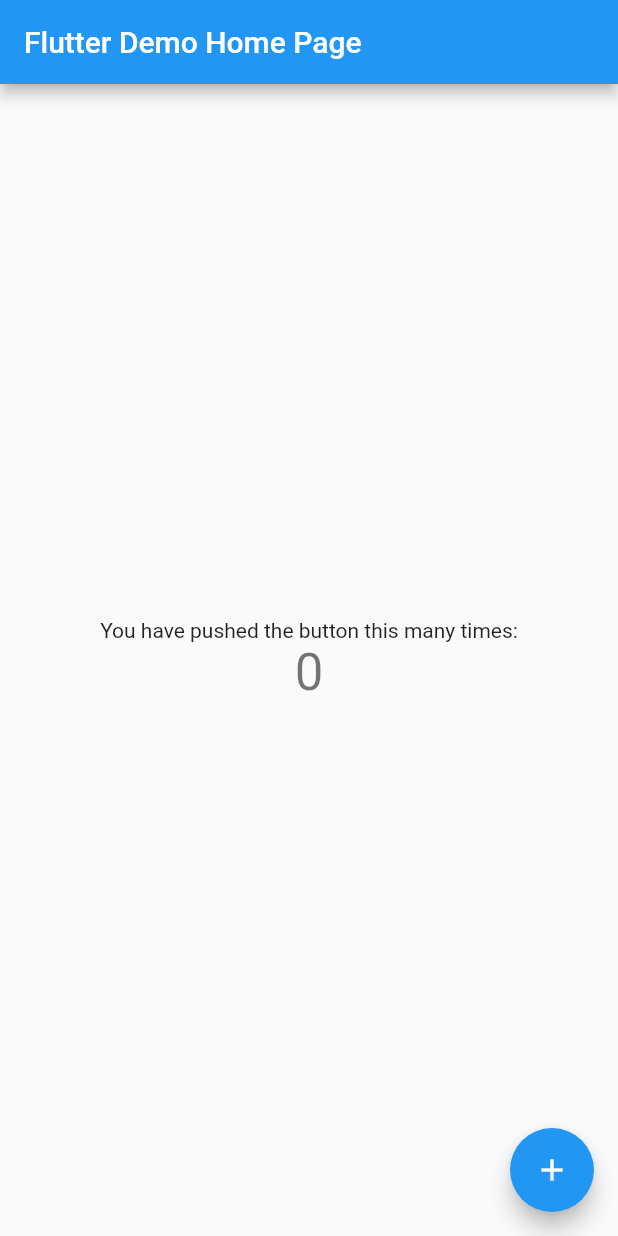
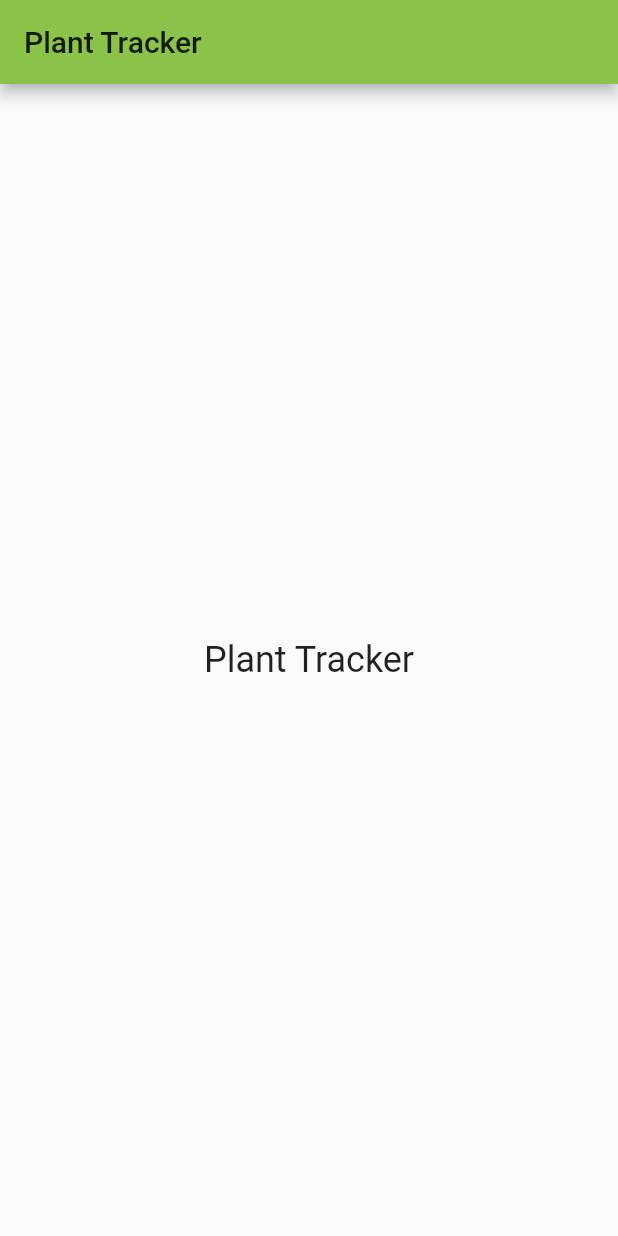
Before and after one commit to c-gasiciel/plant-tracker, a Flutter app: the screen it shows after launch, on a phone screen of 412 x 824 dp. Run offline on Flutter 3.47's test engine with Material 2 defaults, Android fonts, the light colour scheme and no system bars.

Commit message:
Refactored code for reusability

```diff
--- /dev/null
+++ b/lib/app.dart
@@ -0,0 +1,17 @@
+import 'package:flutter/material.dart';
+import 'main_screen.dart';
+
+class App extends StatelessWidget {
+  final String title;
+
+  const App ({Key key, this.title}) : super(key: key);
+
+  @override
+  Widget build(BuildContext context){
+    return MaterialApp(
+      title: title,
+      theme: ThemeData(primarySwatch: Colors.lightGreen),
+      home: MainScreen(title: title),
+    );
+  }
+}
--- a/lib/main.dart
+++ b/lib/main.dart
@@ -1,113 +1,6 @@
 import 'package:flutter/material.dart';
+import 'app.dart';
 
-void main() {
-  runApp(MyApp());
-}
+const String title = 'Plant Tracker';
 
-class MyApp extends StatelessWidget {
-  // This widget is the root of your application.
-  @override
-  Widget build(BuildContext context) {
-    return MaterialApp(
-      title: 'Flutter Demo',
-      theme: ThemeData(
-        // This is the theme of your application.
-        //
-        // Try running your application with "flutter run". You'll see the
-        // application has a blue toolbar. Then, without quitting the app, try
-        // changing the primarySwatch below to Colors.green and then invoke
-        // "hot reload" (press "r" in the console where you ran "flutter run",
-        // or simply save your changes to "hot reload" in a Flutter IDE).
-        // Notice that the counter didn't reset back to zero; the application
-        // is not restarted.
-        primarySwatch: Colors.blue,
-      ),
-      home: MyHomePage(title: 'Flutter Demo Home Page'),
-    );
-  }
-}
-
-class MyHomePage extends StatefulWidget {
-  MyHomePage({Key key, this.title}) : super(key: key);
-
-  // This widget is the home page of your application. It is stateful, meaning
-  // that it has a State object (defined below) that contains fields that affect
-  // how it looks.
-
-  // This class is the configuration for the state. It holds the values (in this
-  // case the title) provided by the parent (in this case the App widget) and
-  // used by the build method of the State. Fields in a Widget subclass are
-  // always marked "final".
-
-  final String title;
-
-  @override
-  _MyHomePageState createState() => _MyHomePageState();
-}
-
-class _MyHomePageState extends State<MyHomePage> {
-  int _counter = 0;
-
-  void _incrementCounter() {
-    setState(() {
-      // This call to setState tells the Flutter framework that something has
-      // changed in this State, which causes it to rerun the build method below
-      // so that the display can reflect the updated values. If we changed
-      // _counter without calling setState(), then the build method would not be
-      // called again, and so nothing would appear to happen.
-      _counter++;
-    });
-  }
-
-  @override
-  Widget build(BuildContext context) {
-    // This method is rerun every time setState is called, for instance as done
-    // by the _incrementCounter method above.
-    //
-    // The Flutter framework has been optimized to make rerunning build methods
-    // fast, so that you can just rebuild anything that needs updating rather
-    // than having to individually change instances of widgets.
-    return Scaffold(
-      appBar: AppBar(
-        // Here we take the value from the MyHomePage object that was created by
-        // the App.build method, and use it to set our appbar title.
-        title: Text(widget.title),
-      ),
-      body: Center(
-        // Center is a layout widget. It takes a single child and positions it
-        // in the middle of the parent.
-        child: Column(
-          // Column is also a layout widget. It takes a list of children and
-          // arranges them vertically. By default, it sizes itself to fit its
-          // children horizontally, and tries to be as tall as its parent.
-          //
-          // Invoke "debug painting" (press "p" in the console, choose the
-          // "Toggle Debug Paint" action from the Flutter Inspector in Android
-          // Studio, or the "Toggle Debug Paint" command in Visual Studio Code)
-          // to see the wireframe for each widget.
-          //
-          // Column has various properties to control how it sizes itself and
-          // how it positions its children. Here we use mainAxisAlignment to
-          // center the children vertically; the main axis here is the vertical
-          // axis because Columns are vertical (the cross axis would be
-          // horizontal).
-          mainAxisAlignment: MainAxisAlignment.center,
-          children: <Widget>[
-            Text(
-              'You have pushed the button this many times:',
-            ),
-            Text(
-              '$_counter',
-              style: Theme.of(context).textTheme.headline4,
-            ),
-          ],
-        ),
-      ),
-      floatingActionButton: FloatingActionButton(
-        onPressed: _incrementCounter,
-        tooltip: 'Increment',
-        child: Icon(Icons.add),
-      ), // This trailing comma makes auto-formatting nicer for build methods.
-    );
-  }
-}
+void main() => runApp(App(title: title));
--- /dev/null
+++ b/lib/main_screen.dart
@@ -0,0 +1,20 @@
+import 'package:flutter/material.dart';
+
+class MainScreen extends StatelessWidget{
+  //Define attributes
+  final String title;
+
+  //Define constructor to intialize final attribute
+  //Key used to identify Widget in Widget tree
+  const MainScreen({Key key, this.title}) : super(key: key);
+
+  @override
+  Widget build(BuildContext context){
+    return Scaffold(
+      appBar: AppBar(title: Text(title)),
+      body: Center(
+        child: Text(title, style: Theme.of(context).textTheme.headline5)
+      )//Center
+    );//Scaffold
+  }
+}
```
Also changed, not shown: 1 other file.
